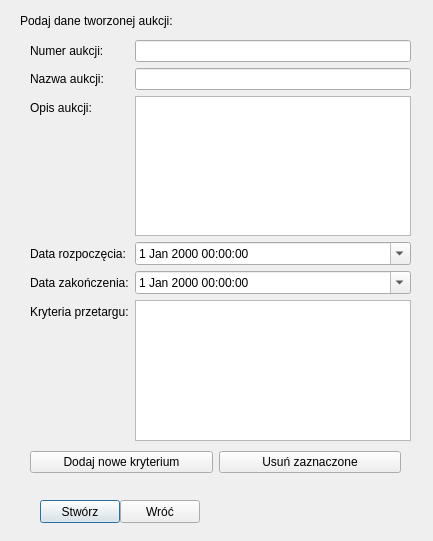
dominikj/PKRY, file nowaaukcja.ui: the form before one commit.
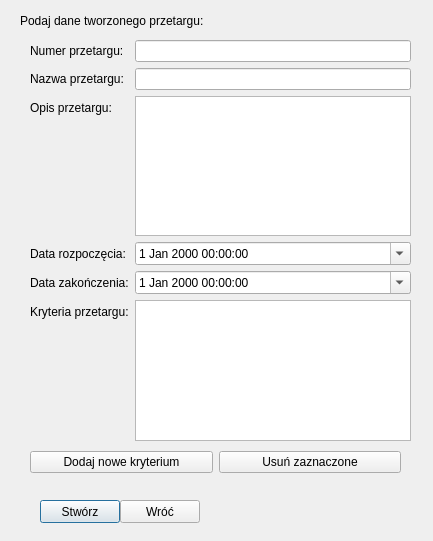
The form after the commit.

Commit message: Powyciągane wszystkie dane, więc teraz trzeba robić tylko _sterownik.wykonajPodProt2(costam) i schluss. WybierzZwyciezce musi isć w jakimś oddzielnym wątku, żeby jak nadejdzie z GAP żądanie wyboru zwyciężcy, to wyrzucić to okienko automatycznie. Guzik w oknie głównym jest tylko tymaczasowo i do testów, docelowo trzeba go wyrzucić bo to GAP decyduje kiedy wybieramy zwycięzcę, a nie użytkownik.

```diff
--- a/nowaaukcja.ui
+++ b/nowaaukcja.ui
@@ -52,7 +52,7 @@
     <item row="1" column="0">
      <widget class="QLabel" name="label">
       <property name="text">
-       <string>Nazwa aukcji:</string>
+       <string>Nazwa przetargu:</string>
       </property>
      </widget>
     </item>
@@ -62,7 +62,7 @@
     <item row="2" column="0">
      <widget class="QLabel" name="label_2">
       <property name="text">
-       <string>Opis aukcji:</string>
+       <string>Opis przetargu:</string>
       </property>
      </widget>
     </item>
@@ -110,7 +110,7 @@
     <item row="0" column="0">
      <widget class="QLabel" name="label_6">
       <property name="text">
-       <string>Numer aukcji:</string>
+       <string>Numer przetargu:</string>
       </property>
      </widget>
     </item>
@@ -150,12 +150,12 @@
     <rect>
      <x>20</x>
      <y>10</y>
-     <width>181</width>
+     <width>221</width>
      <height>21</height>
     </rect>
    </property>
    <property name="text">
-    <string>Podaj dane tworzonej aukcji:</string>
+    <string>Podaj dane tworzonego przetargu:</string>
    </property>
   </widget>
  </widget>
```
Left out of the diff: 2 changed lines with no effect on the pictures. The commit also changes 20 other files.
